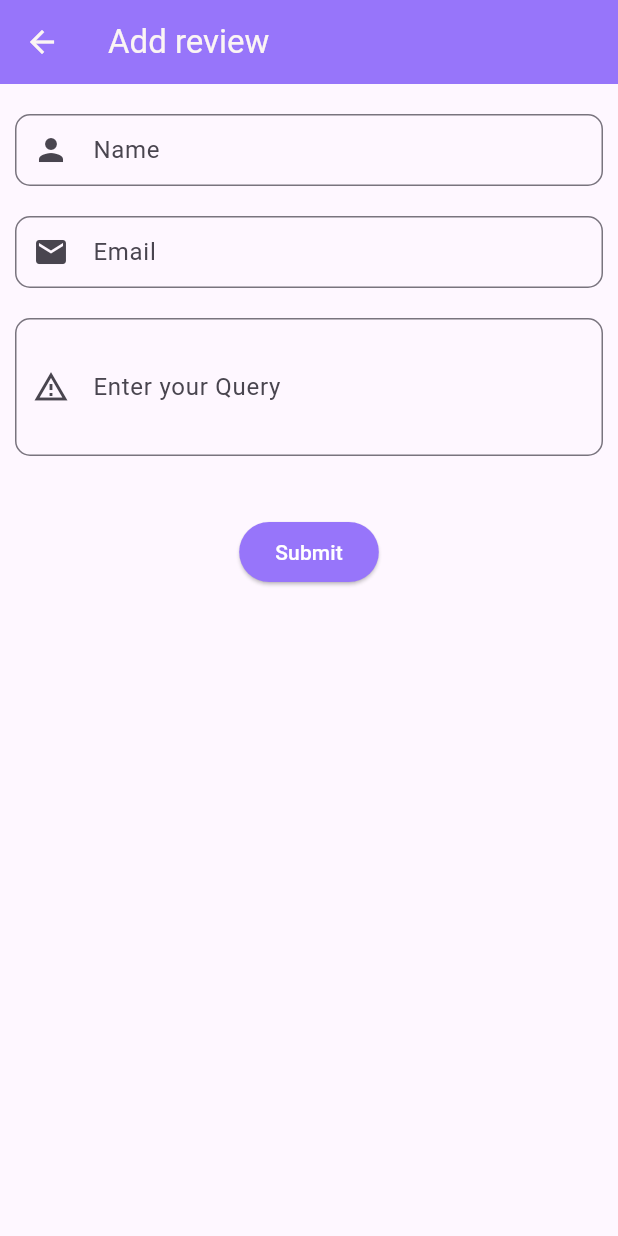
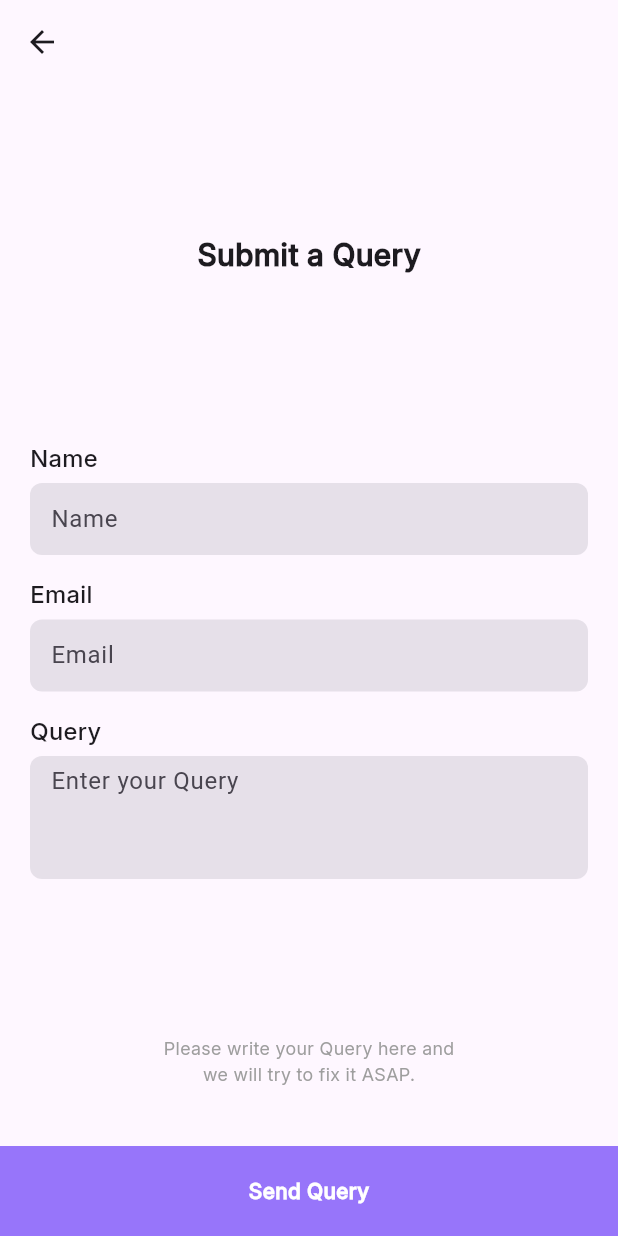
Before and after one commit to RhythmRajguru/ecommerce-flutter, a Flutter app: the ContactScreen screen opened directly, on a phone screen of 412 x 824 dp. Run offline on Flutter 3.47's test engine with Material 3 defaults, Android fonts, the phone set to English and light mode, and no system bars; our stand-ins replace cached_network_image, carousel_slider, cloud_firestore, firebase_auth, firebase_core, firebase_messaging and 9 more; missing offline and left inert: app_settings, dart:ffi, image_card, razorpay_flutter; accounts and stored records are empty; key blocks and very long unbroken strings in the code were emptied for the run.

Commit message:
contact us page ui changed and validation added

```diff
--- /dev/null
+++ b/lib/contollers/contact_controller.dart
@@ -0,0 +1,18 @@
+import 'package:get/get.dart';
+
+class ContactController extends GetxController{
+  RxDouble currentValue=3.0.obs;
+
+  var queryController = ''.obs;
+  var queryErrorText = RxnString();
+
+  bool validateReviewInput() {
+    if (queryController.value.isEmpty) {
+      queryErrorText.value = 'Please enter something';
+      return false;
+    } else {
+      queryErrorText.value = null; // no error
+      return true;
+    }
+  }
+}
--- a/lib/screens/user-panel/contact_screen.dart
+++ b/lib/screens/user-panel/contact_screen.dart
@@ -1,6 +1,9 @@
 import 'dart:ffi';
 
 import 'package:cloud_firestore/cloud_firestore.dart';
+import 'package:ecom/common/widgets/custom_bottom_btn.dart';
+import 'package:ecom/contollers/contact_controller.dart';
+import 'package:ecom/contollers/feedback_controller.dart';
 import 'package:ecom/screens/user-panel/main_screen.dart';
 import 'package:ecom/utils/constants/app_constraint.dart';
 import 'package:firebase_auth/firebase_auth.dart';
@@ -8,26 +11,28 @@ import 'package:flutter/material.dart';
 import 'package:get/get.dart';
 
 class ContactScreen extends StatelessWidget {
- final nameController=TextEditingController();
- final emailController=TextEditingController();
- final queryController=TextEditingController();
+
 
  User? user=FirebaseAuth.instance.currentUser;
-
+  ContactController contactController=Get.put(ContactController());
   @override
   Widget build(BuildContext context) {
     return Scaffold(
       appBar: AppBar(
-        backgroundColor: AppConstant.appMainColor,
-        title: Text(
-          'Add review', style: TextStyle(color: AppConstant.appTextColor),),
-        iconTheme: IconThemeData(color: AppConstant.appTextColor),
         ),
       body: Column(
+        crossAxisAlignment: CrossAxisAlignment.center,
+        mainAxisAlignment: MainAxisAlignment.spaceEvenly,
         children: [
-          SizedBox(height: 20,),
+          Text('Submit a Query',style: TextStyle(fontWeight: FontWeight.bold,fontFamily: 'Inter',fontSize: 20),),
+          Column(
+            children: [
+              Container(
+                  alignment: Alignment.centerLeft,
+                  margin: EdgeInsets.only(top: 10,left: 20),
+                  child: Text('Name',style: TextStyle(fontFamily: 'Inter',fontWeight: FontWeight.w600,fontSize: 16),)),
               Padding(
-            padding: const EdgeInsets.symmetric(horizontal: 10),
+                padding: const EdgeInsets.symmetric(horizontal: 20,vertical: 5),
                 child: TextFormField(
                   maxLines: 1,
                   keyboardType: TextInputType.text,
@@ -35,19 +40,23 @@ class ContactScreen extends StatelessWidget {
                   readOnly: true,
                   initialValue: user!.displayName,
                   decoration: InputDecoration(
-                labelText: 'Name',
-                prefixIcon: Icon(Icons.person),
+                    hintText: 'Name',
+                    contentPadding: EdgeInsets.symmetric(horizontal: 10.0),
+                    filled: true,
+                    fillColor: Colors.grey[250],
                     border: OutlineInputBorder(
-                    borderRadius: BorderRadius.circular(10)
-                ),
-                contentPadding: EdgeInsets.symmetric(horizontal: 10.0),
-                hintStyle: TextStyle(fontSize: 12),
+                      borderRadius: BorderRadius.circular(8), // optional: rounded corners
+                      borderSide: BorderSide.none,             // optional: remove border line
                     ),
                   ),
                 ),
-          SizedBox(height: 20,),
+              ),
+              Container(
+                  alignment: Alignment.centerLeft,
+                  margin: EdgeInsets.only(top: 10,left: 20),
+                  child: Text('Email',style: TextStyle(fontFamily: 'Inter',fontWeight: FontWeight.w600,fontSize: 16),)),
               Padding(
-            padding: const EdgeInsets.symmetric(horizontal: 10),
+                padding: const EdgeInsets.symmetric(horizontal: 20,vertical: 5),
                 child: TextFormField(
                   maxLines: 1,
                   keyboardType: TextInputType.emailAddress,
@@ -55,51 +64,71 @@ class ContactScreen extends StatelessWidget {
                   initialValue: user!.email,
                   readOnly: true,
                   decoration: InputDecoration(
-                labelText: 'Email',
-                prefixIcon: Icon(Icons.email),
+                    hintText: 'Email',
+                    contentPadding: EdgeInsets.symmetric(horizontal: 10.0),
+                    filled: true,
+                    fillColor: Colors.grey[250],
                     border: OutlineInputBorder(
-                    borderRadius: BorderRadius.circular(10)
-                ),
-                contentPadding: EdgeInsets.symmetric(horizontal: 10.0),
-                hintStyle: TextStyle(fontSize: 12),
+                      borderRadius: BorderRadius.circular(8), // optional: rounded corners
+                      borderSide: BorderSide.none,             // optional: remove border line
                     ),
                   ),
                 ),
-          SizedBox(height: 20,),
+              ),
+              Container(
+                  alignment: Alignment.centerLeft,
+                  margin: EdgeInsets.only(top: 10,left: 20),
+                  child: Text('Query',style: TextStyle(fontFamily: 'Inter',fontWeight: FontWeight.w600,fontSize: 16),)),
               Padding(
-            padding: const EdgeInsets.symmetric(horizontal: 10),
-            child: TextFormField(
+                padding: const EdgeInsets.symmetric(horizontal: 20,vertical: 5),
+                child:Obx(()=> TextFormField(
                   maxLines: 3,
                   keyboardType: TextInputType.streetAddress,
                   textInputAction: TextInputAction.next,
-              controller: queryController,
                   decoration: InputDecoration(
-                prefixIcon: Icon(Icons.report_problem_outlined),
-                labelText: 'Enter your Query',
+                    hintText: 'Enter your Query',
+                    contentPadding: EdgeInsets.symmetric(horizontal: 10.0,vertical: 5),
+                    errorText: contactController.queryErrorText.value,
+                    filled: true,
+                    fillColor: Colors.grey[250],
                     border: OutlineInputBorder(
-                    borderRadius: BorderRadius.circular(10)
-                ),
-                contentPadding: EdgeInsets.symmetric(horizontal: 10.0,vertical: 10.0),
-                hintStyle: TextStyle(fontSize: 12),
+                      borderRadius: BorderRadius.circular(8), // optional: rounded corners
+                      borderSide: BorderSide.none,             // optional: remove border line
                     ),
                   ),
+                  onChanged: (value) {
+                    contactController.queryController.value=value;
+                    contactController.validateReviewInput();
+                  },
+                )),
               ),
-          SizedBox(height: 40,),
-          ElevatedButton(
-              style: ElevatedButton.styleFrom(backgroundColor: AppConstant.appMainColor),onPressed: (){
-                if(queryController.text.isNotEmpty){
-                  pushQuery(queryController.text.toString().trim());
+            ],
+          ),
+
+          Column(
+            mainAxisAlignment: MainAxisAlignment.center,
+            children: [
+              Text("Please write your Query here and",style: TextStyle(fontSize: 12,color: Colors.grey,fontFamily: 'Inter'),),
+              Text("we will try to fix it ASAP.",style: TextStyle(fontSize: 12,color: Colors.grey,fontFamily: 'Inter'),),
+            ],
+          )
+        ],
+      ),
+      bottomSheet: CustomBottomBtn(title: 'Send Query', callback: ()async{
+        bool isQueryValid=contactController.validateReviewInput();
+        if(isQueryValid){
+          await FirebaseFirestore.instance.collection('users').doc(
+              user!.uid).
+          collection('query').doc(user!.uid).set(
+              {'query': contactController.queryController.value.toString()}
+          );
+          Get.snackbar('Success', 'Query submitted successfully',
+              snackPosition: SnackPosition.BOTTOM,);
           Get.offAll(()=>MainScreen());
         }else{
-                  Get.snackbar('Error', 'Please enter your query',
-                      snackPosition: SnackPosition.BOTTOM,
-                      backgroundColor: AppConstant.appMainColor);
+          Get.snackbar("Validation Failed", "Fix Errors",snackPosition: SnackPosition.BOTTOM,colorText: Colors.black);
         }
-
-
-          }, child: Text('Submit',style: TextStyle(color: Colors.white),)),
-        ],
-      ),
+      }),
     );
   }
 
```
Lines whose indentation alone changed are shown as unchanged.
